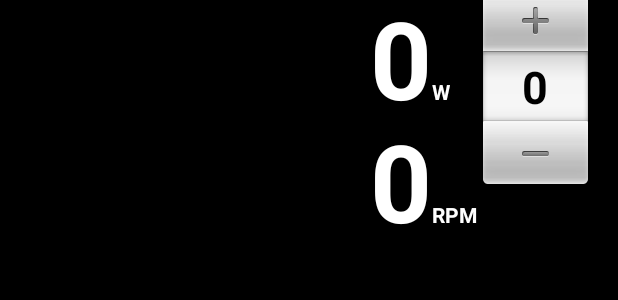
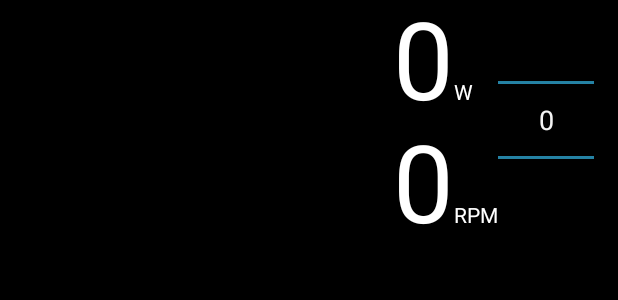
Before and after one commit to rrrlasse/powerino, an Android app: the layout activity_main.xml on its own in the app's theme, with its tools: preview values and no code run, on a phone screen of 412 x 824 dp. Shown: the top 300 px of the screen. Run offline under Robolectric (Android 15) with nearby library versions, the phone set to English and light mode, and no system bars.

Commit message:
Un-bold'ed text again (only bright white text + removed background gradient now)

```diff
--- a/Android/app/src/main/java/com/powerino/prototype/Constants.java
+++ b/Android/app/src/main/java/com/powerino/prototype/Constants.java
@@ -15,6 +15,6 @@
     }
 
     // Set this to false when running in an emulator (they don't support Bluetooth)
-    public static final boolean ENABLE_BLUETOOTH = false;
+    public static final boolean ENABLE_BLUETOOTH = true;
 
 }
--- a/Android/app/src/main/res/layout/activity_main.xml
+++ b/Android/app/src/main/res/layout/activity_main.xml
@@ -37,6 +37,7 @@
         android:textAppearance="@style/NumberPickerText"
         android:layout_alignParentTop="true"
         android:layout_alignParentRight="true"
+
         />
 
     <TextView
--- a/Android/app/src/main/res/values/styles.xml
+++ b/Android/app/src/main/res/values/styles.xml
@@ -6,7 +6,6 @@
     -->
     <style name="AppBaseTheme" parent="android:Theme.Black.NoTitleBar.Fullscreen">
         <item name="android:textColor">#FFFFFF</item>
-        <item name="android:textStyle">bold</item>
         <item name="android:colorBackground">#000000</item>
         <!--
             Theme customizations available in newer API levels can go in
@@ -16,19 +15,19 @@
     </style>
 
     <!-- Application theme. -->
-    <style name="AppTheme" parent="android:Theme.Black.NoTitleBar.Fullscreen">
+    <style name="AppTheme" parent="android:Theme.Holo.Wallpaper.NoTitleBar">
         <item name="android:colorBackground">#000000</item>
-        <item name="android:textStyle">bold</item>
         <item name="android:textColor">#FFFFFF</item>
         <item name="android:windowNoTitle">true</item>
         <item name="android:windowContentOverlay">@null</item>
+
+        <item name="android:windowBackground">@android:color/black</item>
+
         <!-- All customizations that are NOT specific to a particular API-level can go here. -->
     </style>
 
 
-    <style name="NumberPickerText">
-        <item name="android:textStyle">bold</item>
-        <item name="android:textColor">#FFFFFF</item>
+    <style name="NumberPickerText" parent="android:Theme.Holo">
         <item name="android:textSize">18dp</item>
     </style>
 
```
Also changed, not shown: 2 other files.
